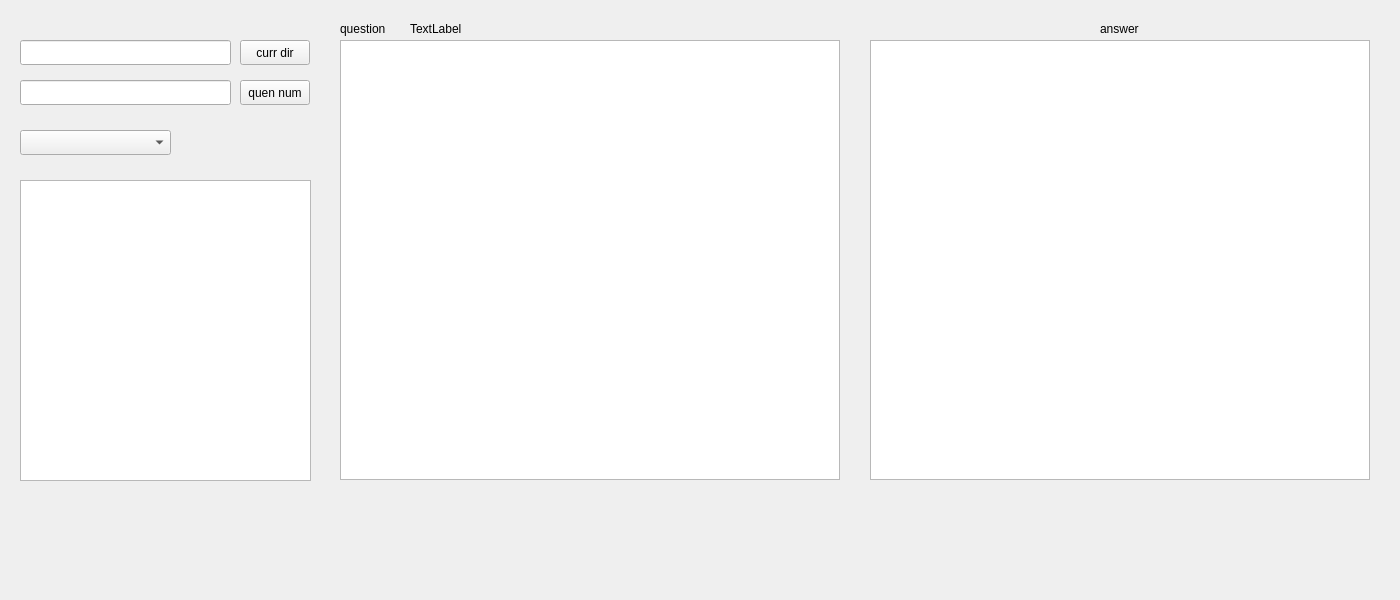
First picture: the form in LeetcodeReader/LeetCodeReader/widget.ui, repository Ten2016/Leetcode, before the edit.
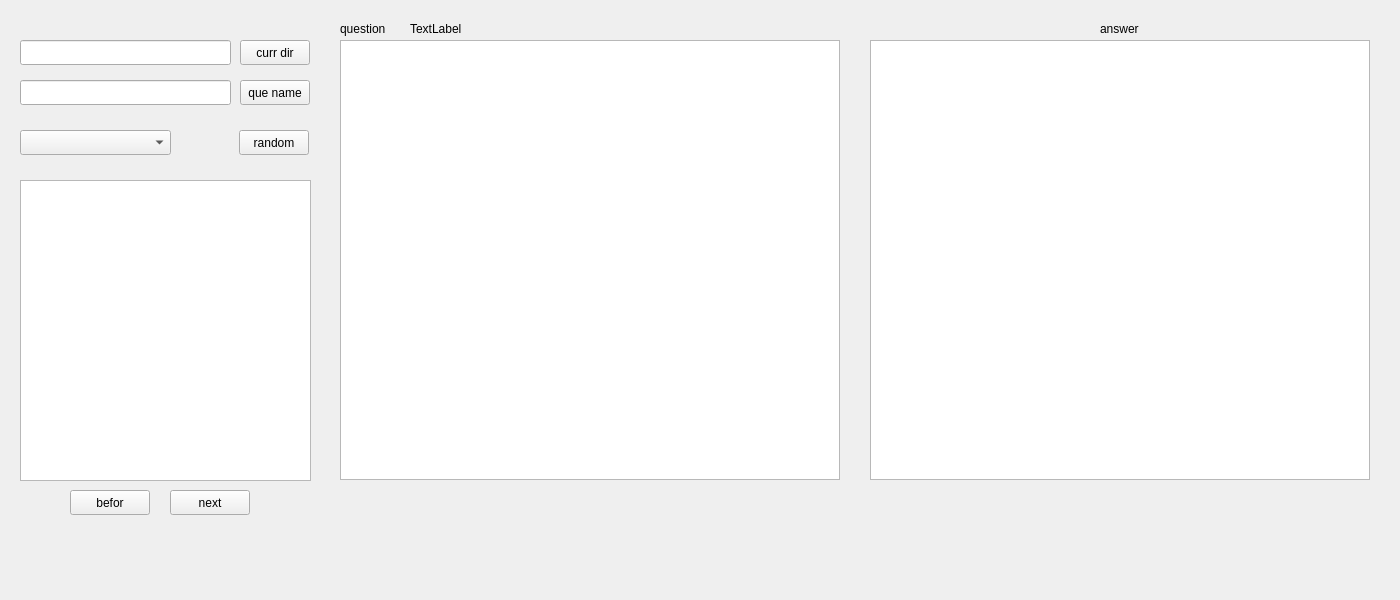
Second picture: the form after the edit.

Patch:
```diff
--- a/LeetcodeReader/LeetCodeReader/widget.ui
+++ b/LeetcodeReader/LeetCodeReader/widget.ui
@@ -79,7 +79,7 @@
     </rect>
    </property>
    <property name="text">
-    <string>quen num</string>
+    <string>que name</string>
    </property>
   </widget>
   <widget class="QComboBox" name="comboBox">
@@ -163,6 +163,45 @@
     <string>TextLabel</string>
    </property>
   </widget>
+  <widget class="QPushButton" name="pushButton_3">
+   <property name="geometry">
+    <rect>
+     <x>239</x>
+     <y>130</y>
+     <width>70</width>
+     <height>25</height>
+    </rect>
+   </property>
+   <property name="text">
+    <string>random</string>
+   </property>
+  </widget>
+  <widget class="QPushButton" name="pushButton_4">
+   <property name="geometry">
+    <rect>
+     <x>70</x>
+     <y>490</y>
+     <width>80</width>
+     <height>25</height>
+    </rect>
+   </property>
+   <property name="text">
+    <string>befor</string>
+   </property>
+  </widget>
+  <widget class="QPushButton" name="pushButton_5">
+   <property name="geometry">
+    <rect>
+     <x>170</x>
+     <y>490</y>
+     <width>80</width>
+     <height>25</height>
+    </rect>
+   </property>
+   <property name="text">
+    <string>next</string>
+   </property>
+  </widget>
  </widget>
  <tabstops>
   <tabstop>pushButton</tabstop>
```
Left out of the diff: 10 changed lines with no effect on the pictures.
